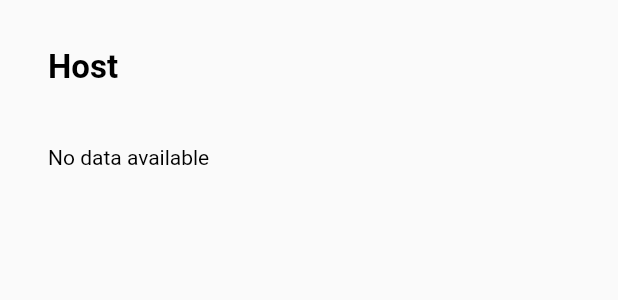
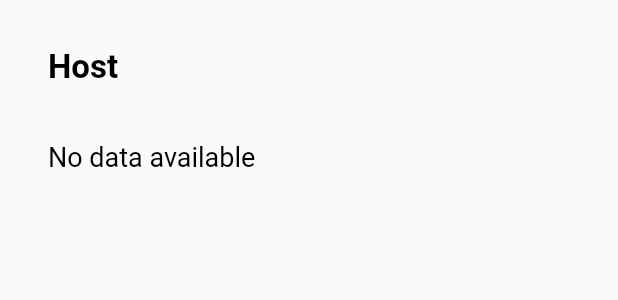
Before and after one commit to DHung79/nhat_tin_web, a Flutter app: the EnvironmentTag widget shown alone on an empty page, opened directly, on a phone screen of 412 x 824 dp. Shown: the top 300 px of the screen. Run offline on Flutter 3.47's test engine with Material 2 defaults, Android fonts, the phone set to English and light mode, and no system bars; drawn by our look-alikes of oktoast; our stand-ins replace easy_localization, equatable, get_it, google_fonts, logger, package_info_plus and 2 more; accounts and stored records are empty.

Commit message:
improve code

```diff
--- a/lib/screens/introduction_screen/tags/contact_tag.dart
+++ b/lib/screens/introduction_screen/tags/contact_tag.dart
@@ -24,7 +24,7 @@ class ContactTag extends StatelessWidget {
           ),
           const Divider(),
           Padding(
-            padding: const EdgeInsets.symmetric(vertical: 32),
+            padding: const EdgeInsets.symmetric(vertical: 16),
             child: Text(
               ScreenUtil.t(I18nKey.introduce)!,
               style: AppTextTheme.headerTitle(AppColor.black),
@@ -32,7 +32,7 @@ class ContactTag extends StatelessWidget {
           ),
           Text(
             ScreenUtil.t(I18nKey.introWeb)!,
-            style: AppTextTheme.normalText(AppColor.black),
+            style: AppTextTheme.normalHeaderTitle(AppColor.black),
           ),
           Padding(
             padding: const EdgeInsets.symmetric(vertical: 16),
@@ -63,7 +63,7 @@ class ContactTag extends StatelessWidget {
                 _boxContent(ScreenUtil.t(I18nKey.webPortalContentBox)!),
                 Text(
                   ScreenUtil.t(I18nKey.webPortalContent)!,
-                  style: AppTextTheme.normalText(AppColor.black),
+                  style: AppTextTheme.normalHeaderTitle(AppColor.black),
                 ),
               ],
             ),
--- a/lib/screens/introduction_screen/tags/environment_tag.dart
+++ b/lib/screens/introduction_screen/tags/environment_tag.dart
@@ -23,7 +23,7 @@ class EnvironmentTag extends StatelessWidget {
           ),
           Text(
             ScreenUtil.t(I18nKey.noData)!,
-            style: AppTextTheme.normalText(AppColor.black),
+            style: AppTextTheme.normalHeaderTitle(AppColor.black),
           ),
         ],
       ),
--- a/lib/screens/verification_screen/tags/password_grant_tokens.dart
+++ b/lib/screens/verification_screen/tags/password_grant_tokens.dart
@@ -24,7 +24,7 @@ class PasswordGrantTokens extends StatelessWidget {
           Center(
             child: Text(
               ScreenUtil.t(I18nKey.noData)!,
-              style: AppTextTheme.normalText(AppColor.black),
+              style: AppTextTheme.normalHeaderTitle(AppColor.black),
             ),
           ),
         ],
--- a/lib/screens/verification_screen/tags/personal_access_tokens.dart
+++ b/lib/screens/verification_screen/tags/personal_access_tokens.dart
@@ -25,7 +25,7 @@ class PersonalAccessTokens extends StatelessWidget {
             Center(
               child: Text(
                 ScreenUtil.t(I18nKey.noData)!,
-                style: AppTextTheme.normalText(AppColor.black),
+                style: AppTextTheme.normalHeaderTitle(AppColor.black),
               ),
             ),
           ],
--- a/lib/screens/versions_screen/tags/version_100.dart
+++ b/lib/screens/versions_screen/tags/version_100.dart
@@ -24,7 +24,7 @@ class Version100 extends StatelessWidget {
           Center(
             child: Text(
               ScreenUtil.t(I18nKey.noData)!,
-              style: AppTextTheme.normalText(AppColor.black),
+              style: AppTextTheme.normalHeaderTitle(AppColor.black),
             ),
           ),
         ],
--- a/lib/screens/versions_screen/tags/version_101.dart
+++ b/lib/screens/versions_screen/tags/version_101.dart
@@ -25,7 +25,7 @@ class Version101 extends StatelessWidget {
             Center(
               child: Text(
                 ScreenUtil.t(I18nKey.noData)!,
-                style: AppTextTheme.normalText(AppColor.black),
+                style: AppTextTheme.normalHeaderTitle(AppColor.black),
               ),
             ),
           ],
```
